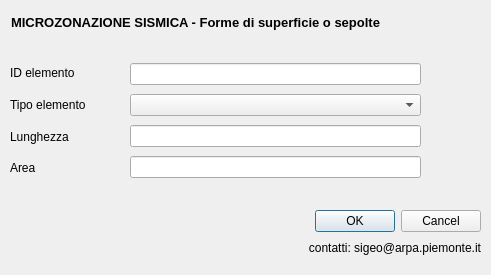
ivn888/mzs, file GeoTec/form/forme.ui: the form before one commit.
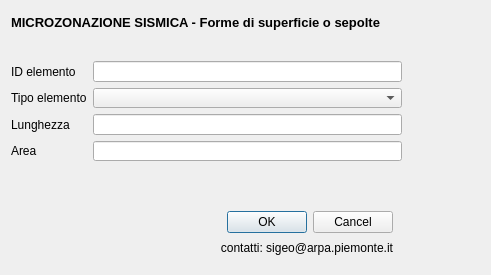
The form after the commit. Icons and pictures are not drawn.

What changed in the file:
```diff
--- a/GeoTec/form/forme.ui
+++ b/GeoTec/form/forme.ui
@@ -16,6 +16,12 @@
     <height>275</height>
    </size>
   </property>
+  <property name="maximumSize">
+   <size>
+    <width>491</width>
+    <height>275</height>
+   </size>
+  </property>
   <property name="font">
    <font>
     <family>Arial</family>
@@ -29,7 +35,7 @@
     <rect>
      <x>11</x>
      <y>11</y>
-     <width>461</width>
+     <width>391</width>
      <height>22</height>
     </rect>
    </property>
@@ -63,62 +69,17 @@
     </item>
    </layout>
   </widget>
-  <widget class="QWidget" name="layoutWidget">
+  <widget class="QWidget" name="">
    <property name="geometry">
     <rect>
-     <x>130</x>
-     <y>60</y>
-     <width>291</width>
-     <height>122</height>
+     <x>11</x>
+     <y>61</y>
+     <width>391</width>
+     <height>100</height>
     </rect>
    </property>
-   <layout class="QVBoxLayout" name="verticalLayout">
-    <item>
-     <widget class="QLineEdit" name="id_f">
-      <property name="toolTip">
-       <string extracomment="pippo"/>
-      </property>
-      <property name="whatsThis">
-       <string/>
-      </property>
-     </widget>
-    </item>
-    <item>
-     <widget class="QComboBox" name="tipo_f"/>
-    </item>
-    <item>
-     <widget class="QLineEdit" name="shape_leng">
-      <property name="toolTip">
-       <string extracomment="pippo"/>
-      </property>
-      <property name="whatsThis">
-       <string/>
-      </property>
-     </widget>
-    </item>
-    <item>
-     <widget class="QLineEdit" name="shape_area">
-      <property name="toolTip">
-       <string extracomment="pippo"/>
-      </property>
-      <property name="whatsThis">
-       <string/>
-      </property>
-     </widget>
-    </item>
-   </layout>
-  </widget>
-  <widget class="QWidget" name="layoutWidget">
-   <property name="geometry">
-    <rect>
-     <x>10</x>
-     <y>60</y>
-     <width>89</width>
-     <height>121</height>
-    </rect>
-   </property>
-   <layout class="QVBoxLayout" name="verticalLayout_2">
-    <item>
+   <layout class="QGridLayout" name="gridLayout">
+    <item row="0" column="0">
      <widget class="QLabel" name="label_3">
       <property name="toolTip">
        <string/>
@@ -134,14 +95,27 @@
       </property>
      </widget>
     </item>
-    <item>
+    <item row="0" column="1">
+     <widget class="QLineEdit" name="id_f">
+      <property name="toolTip">
+       <string extracomment="pippo"/>
+      </property>
+      <property name="whatsThis">
+       <string/>
+      </property>
+     </widget>
+    </item>
+    <item row="1" column="0">
      <widget class="QLabel" name="label">
       <property name="text">
        <string>Tipo elemento</string>
       </property>
      </widget>
     </item>
-    <item>
+    <item row="1" column="1">
+     <widget class="QComboBox" name="tipo_f"/>
+    </item>
+    <item row="2" column="0">
      <widget class="QLabel" name="label_5">
       <property name="toolTip">
        <string/>
@@ -157,7 +131,17 @@
       </property>
      </widget>
     </item>
-    <item>
+    <item row="2" column="1">
+     <widget class="QLineEdit" name="shape_leng">
+      <property name="toolTip">
+       <string extracomment="pippo"/>
+      </property>
+      <property name="whatsThis">
+       <string/>
+      </property>
+     </widget>
+    </item>
+    <item row="3" column="0">
      <widget class="QLabel" name="label_7">
       <property name="toolTip">
        <string/>
@@ -173,19 +157,29 @@
       </property>
      </widget>
     </item>
+    <item row="3" column="1">
+     <widget class="QLineEdit" name="shape_area">
+      <property name="toolTip">
+       <string extracomment="pippo"/>
+      </property>
+      <property name="whatsThis">
+       <string/>
+      </property>
+     </widget>
+    </item>
    </layout>
   </widget>
-  <widget class="QWidget" name="layoutWidget">
+  <widget class="QWidget" name="">
    <property name="geometry">
     <rect>
-     <x>10</x>
-     <y>210</y>
-     <width>221</width>
-     <height>41</height>
+     <x>11</x>
+     <y>211</y>
+     <width>382</width>
+     <height>45</height>
     </rect>
    </property>
-   <layout class="QHBoxLayout" name="horizontalLayout_2">
-    <item>
+   <layout class="QGridLayout" name="gridLayout_2">
+    <item row="0" column="0" rowspan="2">
      <widget class="QLabel" name="label_10">
       <property name="text">
        <string/>
@@ -195,7 +189,7 @@
       </property>
      </widget>
     </item>
-    <item>
+    <item row="0" column="1" rowspan="2">
      <widget class="QLabel" name="label_16">
       <property name="text">
        <string/>
@@ -205,19 +199,7 @@
       </property>
      </widget>
     </item>
-   </layout>
-  </widget>
-  <widget class="QWidget" name="layoutWidget">
-   <property name="geometry">
-    <rect>
-     <x>260</x>
-     <y>210</y>
-     <width>221</width>
-     <height>48</height>
-    </rect>
-   </property>
-   <layout class="QVBoxLayout" name="verticalLayout_3">
-    <item>
+    <item row="0" column="2">
      <widget class="QDialogButtonBox" name="buttonBox">
       <property name="orientation">
        <enum>Qt::Horizontal</enum>
@@ -227,7 +209,7 @@
       </property>
      </widget>
     </item>
-    <item>
+    <item row="1" column="2">
      <widget class="QLabel" name="label_17">
       <property name="text">
        <string>contatti: sigeo@arpa.piemonte.it</string>
```
Left out of the diff: 5 changed lines with no effect on the pictures.
